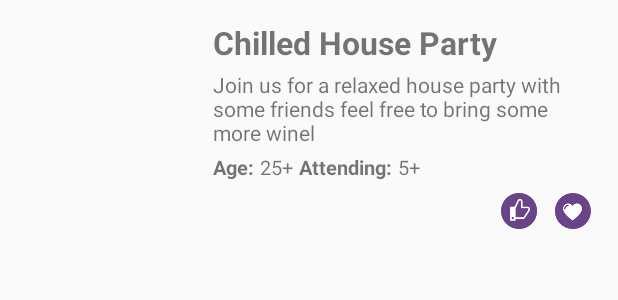
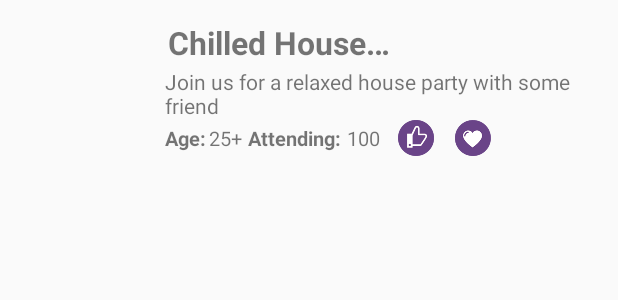
Before and after one commit to Vibeosys/AftersAppAndroid, an Android app: the layout row_party_list.xml on its own in the app's theme, with its tools: preview values and no code run, on a phone screen of 412 x 824 dp. Shown: the top 300 px of the screen. Run offline under Robolectric (Android 15) with nearby library versions, the phone set to English and light mode, and no system bars; network calls fail.

Commit message:
UI changes
UI changes

```diff
--- a/AftersApp/app/src/main/res/layout/row_party_list.xml
+++ b/AftersApp/app/src/main/res/layout/row_party_list.xml
@@ -1,26 +1,26 @@
 <?xml version="1.0" encoding="utf-8"?>
 <LinearLayout xmlns:android="http://schemas.android.com/apk/res/android"
     android:layout_width="match_parent"
-    android:layout_height="match_parent"
+    android:layout_height="100dp"
     android:layout_margin="8dp"
     android:orientation="vertical">
 
     <LinearLayout
         android:layout_width="match_parent"
-        android:layout_height="wrap_content"
+        android:layout_height="match_parent"
         android:gravity="center_vertical"
         android:orientation="horizontal">
 
         <com.android.volley.toolbox.NetworkImageView
             android:id="@+id/imgPartyImage"
-            android:layout_width="120dp"
+            android:layout_width="90dp"
             android:layout_height="match_parent"
             android:layout_margin="4dp" />
 
         <LinearLayout
             android:id="@+id/linearDetails"
             android:layout_width="match_parent"
-            android:layout_height="wrap_content"
+            android:layout_height="match_parent"
             android:layout_margin="4dp"
             android:orientation="vertical">
 
@@ -29,6 +29,10 @@
                 android:layout_width="wrap_content"
                 android:layout_height="wrap_content"
                 android:padding="2dp"
+                android:ellipsize="end"
+                android:maxEms="6"
+                android:maxLength="19"
+                android:maxLines="1"
                 android:text="Chilled House Party"
                 android:textSize="21sp" />
 
@@ -37,8 +41,9 @@
                 android:layout_width="match_parent"
                 android:layout_height="wrap_content"
                 android:ellipsize="end"
-                android:maxEms="50"
-                android:padding="2dp"
+                android:maxLength="50"
+                android:maxLines="2"
+                android:maxEms="8"
                 android:text="Join us for a relaxed house party with some friends feel free to bring some more winel"
                 android:textSize="14sp" />
 
@@ -51,7 +56,7 @@
                 <com.aftersapp.views.RobotoBoldTextView
                     android:layout_width="wrap_content"
                     android:layout_height="wrap_content"
-                    android:padding="2dp"
+
                     android:text="@string/str_age"
                     android:textSize="13sp" />
 
@@ -75,8 +80,25 @@
                     android:layout_width="wrap_content"
                     android:layout_height="wrap_content"
                     android:padding="2dp"
-                    android:text="5+"
+                    android:text="1000"
+                    android:maxLength="3"
                     android:textSize="13sp" />
+
+                <ImageView
+                    android:id="@+id/imgLike"
+                    android:layout_marginStart="4dp"
+                    android:layout_width="36dp"
+                    android:layout_height="36dp"
+                    android:padding="6dp"
+                    android:src="@drawable/thumb_color" />
+
+                <ImageView
+                    android:id="@+id/imgFav"
+                    android:layout_marginStart="2dp"
+                    android:layout_width="36dp"
+                    android:layout_height="36dp"
+                    android:padding="6dp"
+                    android:src="@drawable/heart_colour" />
             </LinearLayout>
 
             <LinearLayout
@@ -85,7 +107,7 @@
                 android:gravity="center_vertical|right"
                 android:orientation="horizontal">
 
-                <ImageView
+               <!-- <ImageView
                     android:id="@+id/imgLike"
                     android:layout_width="36dp"
                     android:layout_height="36dp"
@@ -97,7 +119,7 @@
                     android:layout_width="36dp"
                     android:layout_height="36dp"
                     android:padding="6dp"
-                    android:src="@drawable/heart_colour" />
+                    android:src="@drawable/heart_colour" />-->
             </LinearLayout>
         </LinearLayout>
     </LinearLayout>
```
